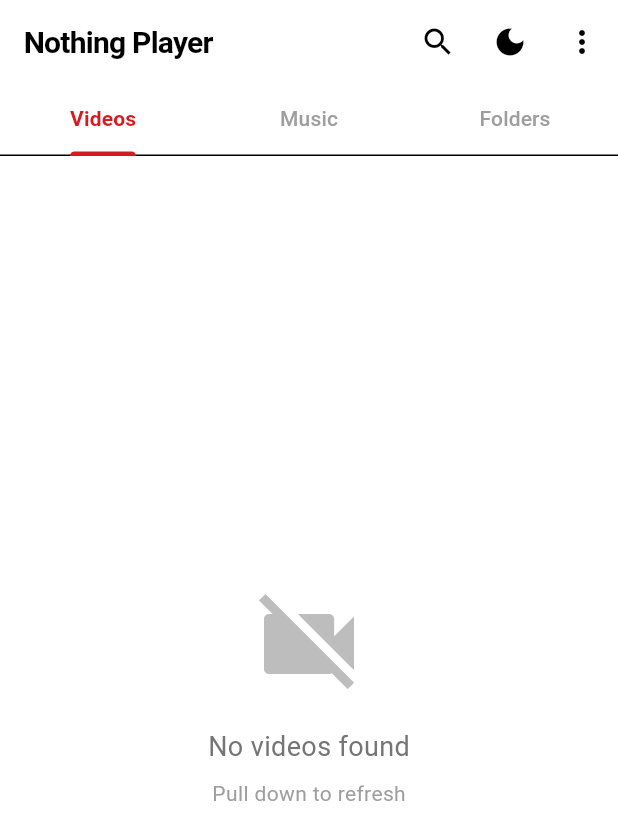
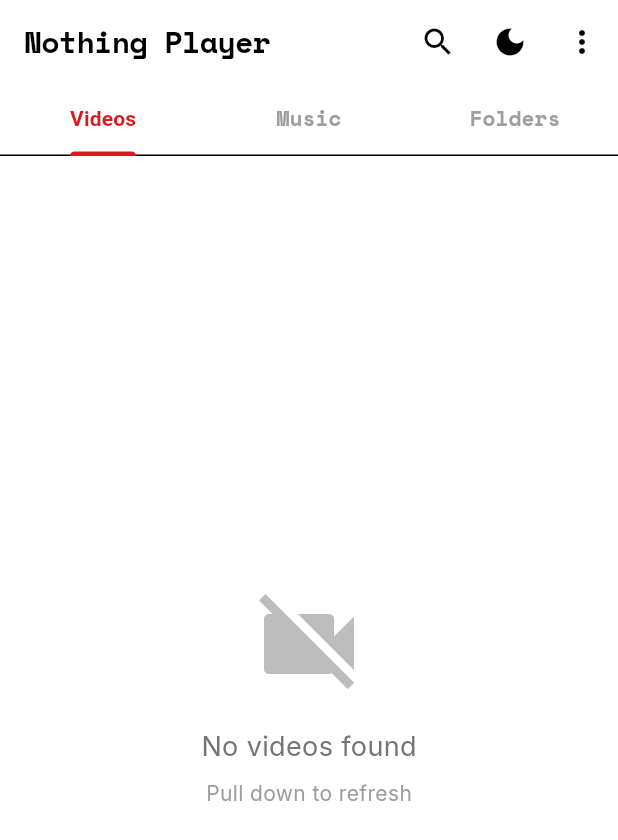
Before and after one commit to JAYASIMMA/Media-Player-Application-using-flutter, a Flutter app: the screen it shows after launch, on a phone screen of 412 x 824 dp. Shown: the top 840 px of the screen. Run offline on Flutter 3.47's test engine with Material 3 defaults, Android fonts, the phone set to English and light mode, and no system bars; our stand-ins replace audioplayers, google_fonts, permission_handler, video_player; missing offline and left inert: audiotags, flutter_video_info.

Commit message:
feat: add Nothing-inspired light and dark themes with custom typography and color schemes.

```diff
--- a/lib/themes/nothing_theme.dart
+++ b/lib/themes/nothing_theme.dart
@@ -13,12 +13,53 @@ class NothingTheme {
   static const Color lightSurface = Color(0xFFF2F2F2); // Very light grey
 
   static TextTheme _buildTextTheme(TextTheme base, Color color) {
-    // Apply DotGothic16 to everything to ensure visibility of the "Nothing" style,
-    // as requested by the user. If they want legibility, we can revert body to Inter.
-    // Given "font is not correctly visible", applying it globally helps debug if it's a mapping issue.
-    return GoogleFonts.dotGothic16TextTheme(
+    // CMF / Nothing "Clean" Style:
+    // Headers/Titles -> Space Mono (Industrial, technical, readable)
+    // Body -> Inter (Clean, highly legible)
+
+    final baseTheme = GoogleFonts.interTextTheme(
       base,
     ).apply(bodyColor: color, displayColor: color);
+
+    return baseTheme.copyWith(
+      displayLarge: GoogleFonts.spaceMono(
+        textStyle: baseTheme.displayLarge,
+        fontWeight: FontWeight.bold,
+      ),
+      displayMedium: GoogleFonts.spaceMono(
+        textStyle: baseTheme.displayMedium,
+        fontWeight: FontWeight.bold,
+      ),
+      displaySmall: GoogleFonts.spaceMono(
+        textStyle: baseTheme.displaySmall,
+        fontWeight: FontWeight.bold,
+      ),
+      headlineLarge: GoogleFonts.spaceMono(
+        textStyle: baseTheme.headlineLarge,
+        fontWeight: FontWeight.bold,
+      ),
+      headlineMedium: GoogleFonts.spaceMono(
+        textStyle: baseTheme.headlineMedium,
+        fontWeight: FontWeight.bold,
+      ),
+      headlineSmall: GoogleFonts.spaceMono(
+        textStyle: baseTheme.headlineSmall,
+        fontWeight: FontWeight.bold,
+      ),
+      titleLarge: GoogleFonts.spaceMono(
+        textStyle: baseTheme.titleLarge,
+        fontWeight: FontWeight.bold,
+      ),
+      titleMedium: GoogleFonts.spaceMono(
+        textStyle: baseTheme.titleMedium,
+        fontWeight: FontWeight.bold,
+      ),
+      titleSmall: GoogleFonts.spaceMono(
+        textStyle: baseTheme.titleSmall,
+        fontWeight: FontWeight.bold,
+      ),
+      // Body text remains Inter for maximum clarity
+    );
   }
 
   static ThemeData get lightTheme {
@@ -49,10 +90,10 @@ class NothingTheme {
         elevation: 0,
         centerTitle: false,
         systemOverlayStyle: SystemUiOverlayStyle.dark,
-        titleTextStyle: GoogleFonts.dotGothic16(
+        titleTextStyle: GoogleFonts.spaceMono(
           color: nothingBlack,
           fontSize: 24,
-          fontWeight: FontWeight.w900, // Thick headers
+          fontWeight: FontWeight.bold,
           letterSpacing: -0.5,
         ),
         iconTheme: const IconThemeData(color: nothingBlack),
@@ -132,10 +173,10 @@ class NothingTheme {
         elevation: 0,
         centerTitle: false,
         systemOverlayStyle: SystemUiOverlayStyle.light,
-        titleTextStyle: GoogleFonts.dotGothic16(
+        titleTextStyle: GoogleFonts.spaceMono(
           color: nothingWhite,
           fontSize: 24,
-          fontWeight: FontWeight.w900,
+          fontWeight: FontWeight.bold,
           letterSpacing: -0.5,
         ),
         iconTheme: const IconThemeData(color: nothingWhite),
```
